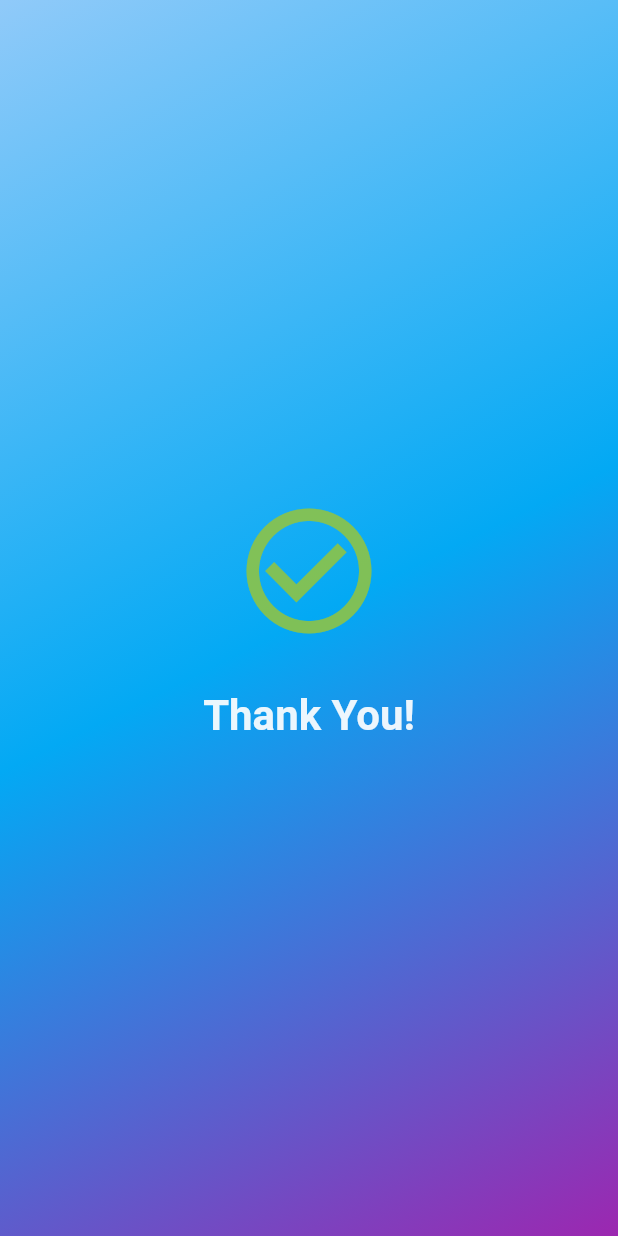
After one commit to Brinfotech1407/GymReportingApp, a Flutter app: the ThankYouScreen screen opened directly, on a phone screen of 412 x 824 dp. The commit adds this screen. Run offline on Flutter 3.47's test engine with Material 2 defaults, Android fonts, the phone set to English and light mode, and no system bars; our stand-ins replace cloud_firestore, firebase_auth, firebase_core, firebase_messaging, get, quickalert and 1 more; missing offline and left inert: mobile_scanner; accounts and stored records are empty; Roboto replaces fonts that are missing (Montserrat).

Commit message:
create new screen for thank you  for scanner.

```diff
--- a/lib/Home/home_screen.dart
+++ b/lib/Home/home_screen.dart
@@ -5,11 +5,13 @@ import 'package:gim_app/controllers/auth_controller.dart';
 import 'package:gim_app/models/gym_report_model.dart';
 import 'package:gim_app/qr_scanner_overlay.dart';
 import 'package:gim_app/services/database.dart';
+import 'package:gim_app/thank_you.dart';
 import 'package:gim_app/waiting/LoaderScreen.dart';
 import 'package:mobile_scanner/mobile_scanner.dart';
 import 'package:quickalert/models/quickalert_type.dart';
 import 'package:quickalert/widgets/quickalert_dialog.dart';
 import 'package:uuid/uuid.dart';
+// ignore: depend_on_referenced_packages
 import "package:intl/intl.dart";
 
 class HomeScreen extends StatefulWidget {
@@ -99,6 +101,10 @@ class _HomeScreenState extends State<HomeScreen>
                           // ignore: use_build_context_synchronously
                           await Database().updateGymReportData(
                               widget.currentUserID, formattedTime, context);
+
+                          Future.delayed(const Duration( seconds: 5), () {
+                            Get.to(const ThankYouScreen());
+                          });
                         } else {
                           // ignore: use_build_context_synchronously
                           await createGymReport(
--- a/lib/auth/login_screen.dart
+++ b/lib/auth/login_screen.dart
@@ -18,7 +18,6 @@ class LoginScreen extends StatefulWidget {
 class _LoginScreenState extends State<LoginScreen> {
   final TextEditingController _emailController = TextEditingController();
   final TextEditingController _pwdController = TextEditingController();
-  final GlobalKey<FormState> _formKey = GlobalKey<FormState>();
   RxBool isLoaded = false.obs;
 
   @override
--- /dev/null
+++ b/lib/thank_you.dart
@@ -0,0 +1,76 @@
+import 'package:flutter/material.dart';
+import 'package:gim_app/utils/gym_utils.dart';
+
+class ThankYouScreen extends StatefulWidget {
+  const ThankYouScreen({Key? key}) : super(key: key);
+
+  @override
+  _ThankYouScreenState createState() => _ThankYouScreenState();
+}
+
+class _ThankYouScreenState extends State<ThankYouScreen>
+    with SingleTickerProviderStateMixin {
+  late AnimationController _controller;
+  late Animation<double> _opacityAnimation;
+
+  @override
+  void initState() {
+    super.initState();
+
+    // Initialize animation controller
+    _controller = AnimationController(
+      duration: const Duration(seconds: 2),
+      vsync: this,
+    );
+
+    // Initialize opacity animation
+    _opacityAnimation = Tween<double>(begin: 0.0, end: 1.0).animate(
+      CurvedAnimation(
+        parent: _controller,
+        curve: Curves.easeIn,
+      ),
+    );
+
+    // Start the animation
+    _controller.forward();
+  }
+
+  @override
+  void dispose() {
+    _controller.dispose();
+    super.dispose();
+  }
+
+  @override
+  Widget build(BuildContext context) {
+    return Scaffold(
+      body: Container(
+        decoration: GymUtils().buildBoxDecoration(),
+        child: Center(
+          child: FadeTransition(
+            opacity: _opacityAnimation,
+            child: Column(
+              mainAxisAlignment: MainAxisAlignment.center,
+              children: const [
+                Icon(
+                  Icons.check_circle_outline,
+                  size: 100.0,
+                  color: Colors.lightGreen,
+                ),
+                SizedBox(height: 30.0),
+                Text(
+                  'Thank You!',
+                  style: TextStyle(
+                    fontSize: 28.0,
+                    fontWeight: FontWeight.bold,
+                    color: Colors.white,
+                  ),
+                ),
+              ],
+            ),
+          ),
+        ),
+      ),
+    );
+  }
+}
```
